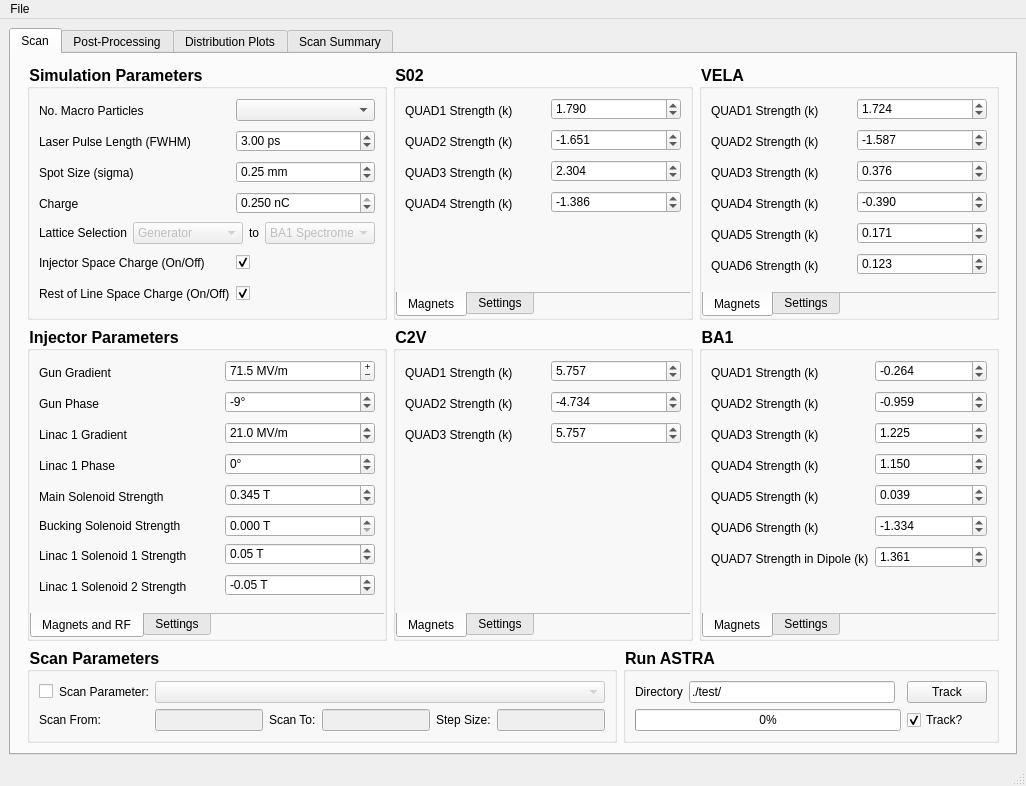
VELA-CLARA-software/OnlineModel, file astra_comparison_gui_tabs.ui: the form before one commit.
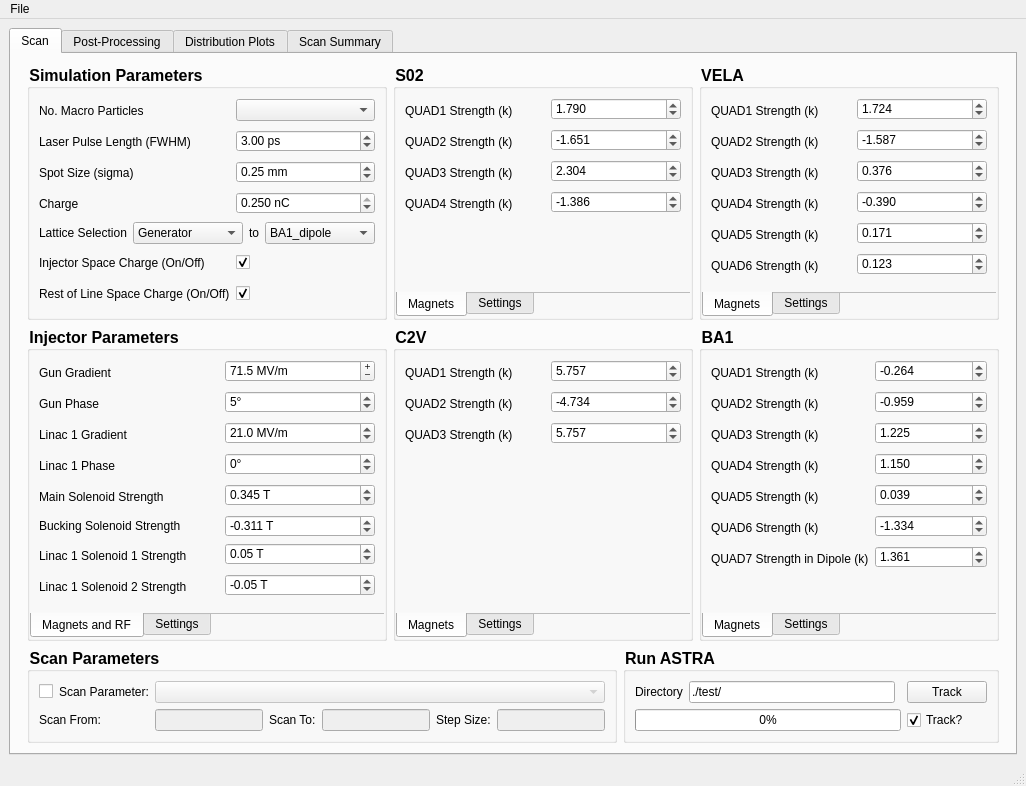
The form after the commit. Custom widgets are drawn as their Qt base class.

The edit to the form file:
```diff
--- a/astra_comparison_gui_tabs.ui
+++ b/astra_comparison_gui_tabs.ui
@@ -937,7 +937,7 @@
                   <double>180.000000000000000</double>
                  </property>
                  <property name="value">
-                  <double>-9.000000000000000</double>
+                  <double>5.000000000000000</double>
                  </property>
                 </widget>
                </item>
@@ -1201,16 +1201,16 @@
                   <number>3</number>
                  </property>
                  <property name="minimum">
-                  <double>0.000000000000000</double>
+                  <double>-0.500000000000000</double>
                  </property>
                  <property name="maximum">
-                  <double>0.500000000000000</double>
+                  <double>0.000000000000000</double>
                  </property>
                  <property name="singleStep">
                   <double>0.005000000000000</double>
                  </property>
                  <property name="value">
-                  <double>0.000000000000000</double>
+                  <double>-0.311000000000000</double>
                  </property>
                 </widget>
                </item>
@@ -1920,7 +1920,7 @@
               <item row="0" column="2">
                <widget class="QComboBox" name="starting_lattice">
                 <property name="enabled">
-                 <bool>false</bool>
+                 <bool>true</bool>
                 </property>
                 <property name="sizePolicy">
                  <sizepolicy hsizetype="Preferred" vsizetype="Preferred">
@@ -1999,7 +1999,7 @@
               <item row="0" column="4">
                <widget class="QComboBox" name="final_lattice">
                 <property name="enabled">
-                 <bool>false</bool>
+                 <bool>true</bool>
                 </property>
                 <property name="sizePolicy">
                  <sizepolicy hsizetype="Preferred" vsizetype="Preferred">
@@ -2060,7 +2060,7 @@
                 </item>
                 <item>
                  <property name="text">
-                  <string>BA1 Spectrometer</string>
+                  <string>BA1_dipole</string>
                  </property>
                 </item>
                </widget>
```
Left out of the diff: 20 changed lines with no effect on the pictures.
